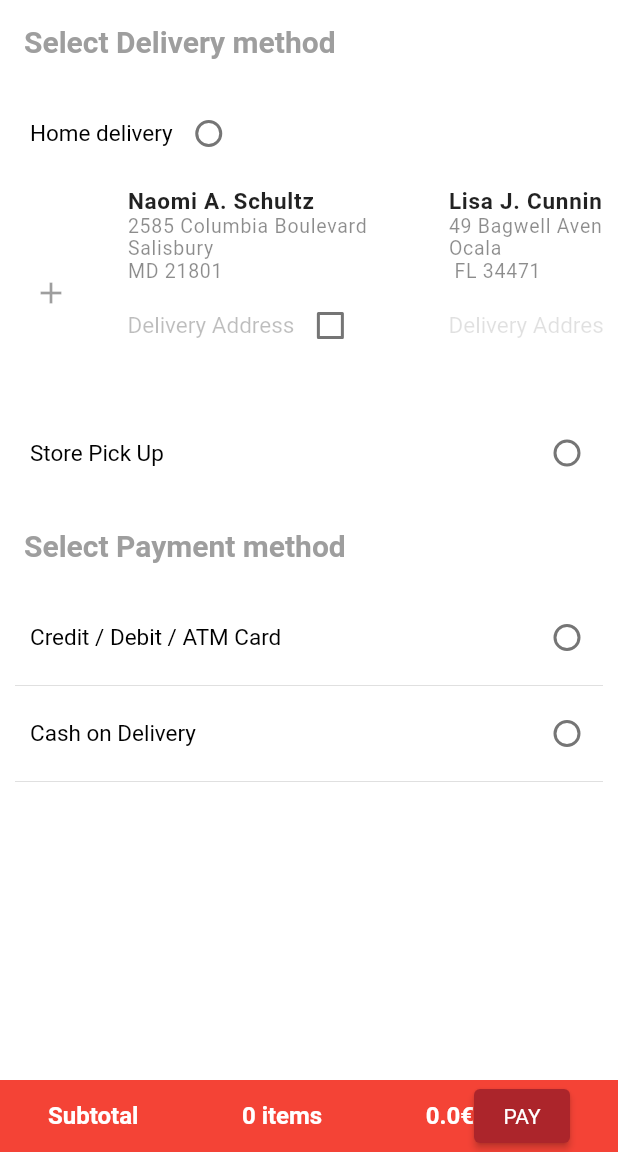
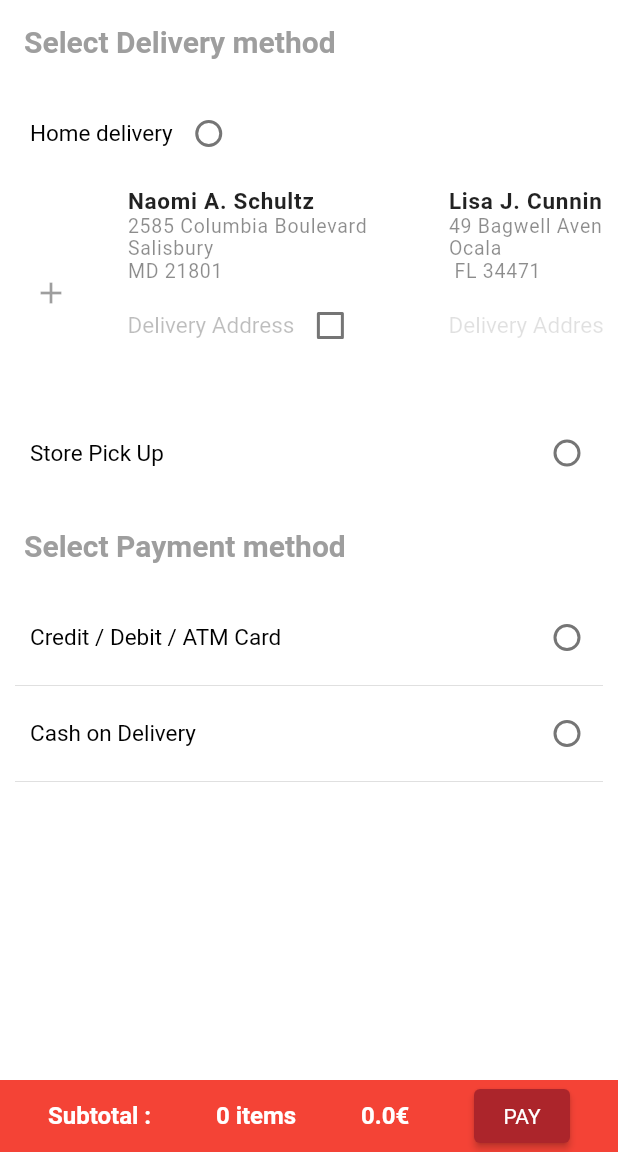
Before and after one commit to mastervr99/mobile_ecommerce, a Flutter app: the Order_Checkout_Screen screen opened directly, on a phone screen of 412 x 824 dp, the part 84-1236 px from its top. Run offline on Flutter 3.47's test engine with Material 2 defaults, Android fonts, the phone set to English and light mode, and no system bars; our stand-ins replace bubble_tab_indicator, csv, flutter_translate, get, sqflite; missing offline and left inert: flutter_stripe; accounts and stored records are empty.

Commit message:
Order Checkout Screen : fix sqflite concurrency problem with reloading

```diff
--- a/lib/Application/screens/Order_Checkout_Screen.dart
+++ b/lib/Application/screens/Order_Checkout_Screen.dart
@@ -245,6 +245,17 @@ class _OrderCheckoutScreenBottomBarState
     final Stripe_Payment_Controller controller =
         Get.put(Stripe_Payment_Controller());
     return Consumer<ShoppingCart>(builder: (context, settings, child) {
+      return FutureBuilder(
+        future: getShoppingCartTotalPrice(context),
+        builder: (context, AsyncSnapshot snapshot) {
+          switch (snapshot.connectionState) {
+            case ConnectionState.none:
+            case ConnectionState.waiting:
+              return Circular_Progress_Widget();
+            default:
+              if (snapshot.hasError) {
+                return Text('Error: ${snapshot.error}');
+              } else {
                 return Container(
                   padding: EdgeInsets.symmetric(horizontal: 32.0),
                   height: 48.0,
@@ -253,7 +264,7 @@ class _OrderCheckoutScreenBottomBarState
                     mainAxisAlignment: MainAxisAlignment.spaceBetween,
                     children: <Widget>[
                       Text(
-              'Subtotal',
+                        'Subtotal :',
                         style: TextStyle(
                             color: Colors.white,
                             fontWeight: FontWeight.bold,
@@ -267,9 +278,9 @@ class _OrderCheckoutScreenBottomBarState
                             case ConnectionState.waiting:
                               return Circular_Progress_Widget();
                             default:
-                    if (snapshot.hasError)
+                              if (snapshot.hasError) {
                                 return Text('Error: ${snapshot.error}');
-                    else
+                              } else {
                                 return Text(
                                   snapshot.data.toString() + ' items',
                                   style: TextStyle(
@@ -278,20 +289,9 @@ class _OrderCheckoutScreenBottomBarState
                                       fontSize: 16),
                                 );
                               }
+                          }
                         },
                       ),
-            FutureBuilder(
-              future: getShoppingCartTotalPrice(context),
-              builder: (context, AsyncSnapshot snapshot) {
-                switch (snapshot.connectionState) {
-                  case ConnectionState.none:
-                  case ConnectionState.waiting:
-                    return Circular_Progress_Widget();
-                  default:
-                    if (snapshot.hasError)
-                      return Text('Error: ${snapshot.error}');
-                    else
-                      return Row(children: [
                       Text(
                         snapshot.data.toString() + '€',
                         style: TextStyle(
@@ -310,12 +310,12 @@ class _OrderCheckoutScreenBottomBarState
                               currency: 'USD');
                         }),
                       ),
-                      ]);
+                    ],
+                  ),
+                );
+              }
           }
         },
-            ),
-          ],
-        ),
       );
     });
   }
```
Lines whose indentation alone changed are shown as unchanged.
